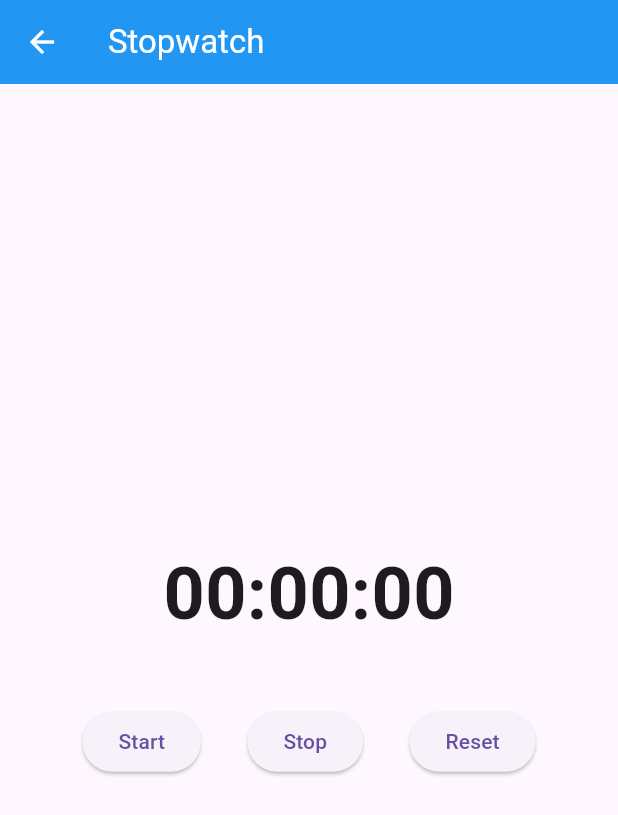
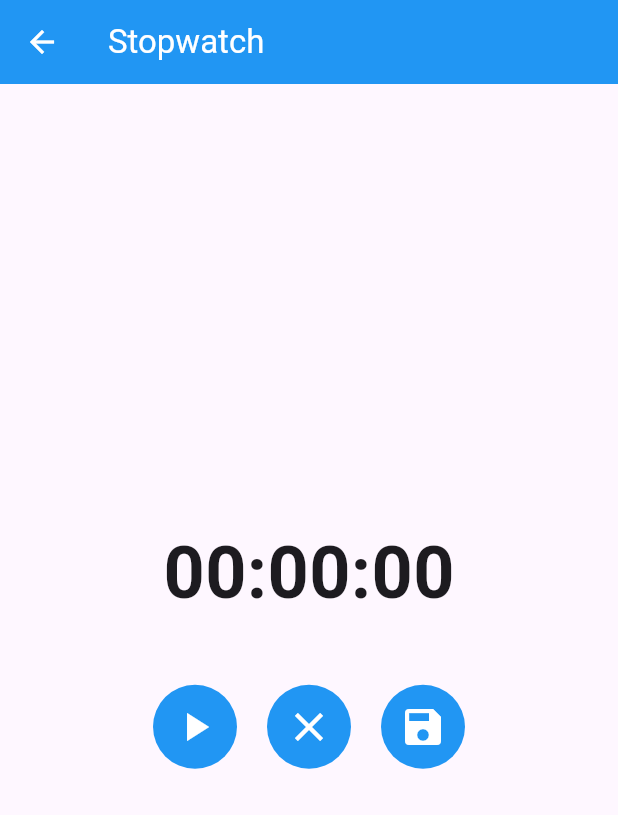
Before and after one commit to AdhiKrisna/TPM_Tugas3, a Flutter app: the StopwatchScreen screen opened by its route, on a phone screen of 412 x 824 dp. Shown: the top 815 px of the screen. Run offline on Flutter 3.47's test engine with Material 3 defaults, Android fonts, the phone set to English and light mode, and no system bars; our stand-ins replace get, shared_preferences, sqflite; accounts and stored records are empty.

Commit message:
stopwatch, time coverter, support done

```diff
--- a/lib/routes/route_page.dart
+++ b/lib/routes/route_page.dart
@@ -1,4 +1,7 @@
 import 'package:get/get.dart';
+import 'package:tugas3_tpm/controllers/number_types_controller.dart';
+import 'package:tugas3_tpm/controllers/stopwatch_controller.dart';
+import 'package:tugas3_tpm/controllers/time_converter_controller.dart';
 import 'package:tugas3_tpm/routes/route_name.dart';
 import 'package:tugas3_tpm/views/screens/login_screen.dart';
 import 'package:tugas3_tpm/views/screens/main_page/features/number_types_screen.dart';
@@ -29,12 +32,18 @@ class RoutePages {
     GetPage(
       name: RouteName.stopwatchPage,
       page: () => StopwatchScreen(),
+      binding: BindingsBuilder(() {
+        Get.lazyPut(() => StopwatchController());
+      }),
       transition: Transition.cupertino,
       transitionDuration: const Duration(milliseconds: 500),
     ),
     GetPage(
       name: RouteName.numberTypesPage,
       page: () => NumberTypesScreen(),
+      binding: BindingsBuilder(() {
+        Get.lazyPut(() => NumberTypesController());
+      }),
       transition: Transition.cupertino,
       transitionDuration: const Duration(milliseconds: 500),
     ),
@@ -47,6 +56,9 @@ class RoutePages {
     GetPage(
       name: RouteName.timeConverterPage,
       page: () =>  TimeConverterScreen(),
+      binding: BindingsBuilder(() {
+        Get.lazyPut(() => TimeConverterController());
+      }),
       transition: Transition.cupertino,
       transitionDuration: const Duration(milliseconds: 500),
     ),
--- a/lib/views/screens/main_page/features/number_types_screen.dart
+++ b/lib/views/screens/main_page/features/number_types_screen.dart
@@ -5,7 +5,7 @@ import 'package:tugas3_tpm/views/widgets/text_field_widget.dart';
 
 class NumberTypesScreen extends StatelessWidget {
   NumberTypesScreen({super.key});
-  final NumberTypesController _controller = NumberTypesController();
+  final  _controller = Get.find<NumberTypesController>();
 
   @override
   Widget build(BuildContext context) {
--- a/lib/views/screens/main_page/features/stopwatch_screen.dart
+++ b/lib/views/screens/main_page/features/stopwatch_screen.dart
@@ -1,67 +1,13 @@
 import 'package:flutter/material.dart';
-import 'dart:async';
+import 'package:get/get.dart';
+import 'package:tugas3_tpm/controllers/stopwatch_controller.dart';
 
-class StopwatchScreen extends StatefulWidget {
+class StopwatchScreen extends StatelessWidget {
   const StopwatchScreen({super.key});
 
   @override
-  State<StopwatchScreen> createState() => _StopwatchScreenState();
-}
-
-class _StopwatchScreenState extends State<StopwatchScreen> {
-  late Stopwatch _stopwatch;
-  late Timer _timer;
-
-  String _formattedTime = "00:00:00";
-
-  @override
-  void initState() {
-    super.initState();
-    _stopwatch = Stopwatch();
-    _timer = Timer.periodic(const Duration(milliseconds: 100), (timer) {
-      if (_stopwatch.isRunning) {
-        setState(() {
-          _formattedTime = _formatTime(_stopwatch.elapsed);
-        });
-      }
-    });
-  }
-
-  @override
-  void dispose() {
-    _timer.cancel();
-    super.dispose();
-  }
-
-  String _formatTime(Duration duration) {
-    String twoDigits(int n) => n.toString().padLeft(2, '0');
-    final hours = twoDigits(duration.inHours);
-    final minutes = twoDigits(duration.inMinutes.remainder(60));
-    final seconds = twoDigits(duration.inSeconds.remainder(60));
-    return "$hours:$minutes:$seconds";
-  }
-
-  void _startStopwatch() {
-    setState(() {
-      _stopwatch.start();
-    });
-  }
-
-  void _stopStopwatch() {
-    setState(() {
-      _stopwatch.stop();
-    });
-  }
-
-  void _resetStopwatch() {
-    setState(() {
-      _stopwatch.reset();
-      _formattedTime = "00:00:00";
-    });
-  }
-
-  @override
   Widget build(BuildContext context) {
+    final controller = Get.find<StopwatchController>();
     return Scaffold(
       appBar: AppBar(
         title: const Text('Stopwatch'),
@@ -71,35 +17,138 @@ class _StopwatchScreenState extends State<StopwatchScreen> {
       body: Center(
         child: Padding(
           padding: const EdgeInsets.symmetric(horizontal: 24.0),
-          child: Column(
-            mainAxisAlignment: MainAxisAlignment.center,
+          child: Obx(
+            () => Column(
+              mainAxisAlignment:
+                  controller.isSaved.isTrue
+                      ? MainAxisAlignment.start
+                      : MainAxisAlignment.center,
               children: [
-              Text(
-                _formattedTime,
+                Obx(
+                  () => Text(
+                    controller.formattedTime,
                     style: const TextStyle(
                       fontSize: 48,
                       fontWeight: FontWeight.bold,
                     ),
                   ),
-              const SizedBox(height: 40),
+                ),
+                controller.isSaved.isFalse
+                    ? SizedBox(height: 40)
+                    : const SizedBox(height: 10),
                 Row(
-                mainAxisAlignment: MainAxisAlignment.spaceEvenly,
+                  spacing: 20,
+                  mainAxisAlignment: MainAxisAlignment.center,
                   children: [
-                  ElevatedButton(
-                    onPressed: _startStopwatch,
-                    child: const Text('Start'),
+                    Container(
+                      padding: const EdgeInsets.all(4),
+                      decoration: BoxDecoration(
+                        borderRadius: BorderRadius.circular(30),
+                        color: Colors.blue,
                       ),
-                  ElevatedButton(
-                    onPressed: _stopStopwatch,
-                    child: const Text('Stop'),
+                      child: Obx(
+                        () => IconButton(
+                          icon:
+                              controller.isRunning.isFalse
+                                  ? Icon(
+                                    Icons.play_arrow,
+                                    color: Colors.white,
+                                    size: 32,
+                                  )
+                                  : Icon(
+                                    Icons.pause,
+                                    color: Colors.white,
+                                    size: 32,
                                   ),
-                  ElevatedButton(
-                    onPressed: _resetStopwatch,
-                    child: const Text('Reset'),
+                          onPressed:
+                              controller.isRunning.isFalse
+                                  ? controller.start
+                                  : controller.stop,
+                        ),
+                      ),
+                    ),
+                    Container(
+                      padding: const EdgeInsets.all(4),
+                      decoration: BoxDecoration(
+                        borderRadius: BorderRadius.circular(30),
+                        color: Colors.blue,
+                      ),
+                      child: IconButton(
+                        icon: const Icon(
+                          Icons.clear,
+                          color: Colors.white,
+                          size: 32,
+                        ),
+                        onPressed: controller.reset,
+                      ),
+                    ),
+                    Container(
+                      padding: const EdgeInsets.all(4),
+                      decoration: BoxDecoration(
+                        borderRadius: BorderRadius.circular(30),
+                        color: Colors.blue,
+                      ),
+                      child: IconButton(
+                        icon: const Icon(
+                          Icons.save,
+                          color: Colors.white,
+                          size: 32,
+                        ),
+                        onPressed: controller.saveTime,
+                      ),
                     ),
                   ],
                 ),
+                const SizedBox(height: 20),
+                controller.isSaved.isTrue
+                    ? Expanded(
+                      child: ListView.builder(
+                        itemExtent: 75,
+                        shrinkWrap: true,
+                        itemCount: controller.savedTimes.length,
+                        itemBuilder: (context, index) {
+                          return ListTile(
+                            leading: Container(
+                              padding: const EdgeInsets.all(4),
+                              width: 50,
+                              decoration: BoxDecoration(
+                                borderRadius: BorderRadius.circular(30),
+                                color: Colors.blue,
+                              ),
+                              child: Center(
+                                child: Text(
+                                  '${index + 1}',
+                                  style: TextStyle(
+                                    fontSize: 24,
+                                    fontWeight: FontWeight.bold,
+                                    color: Colors.white,
+                                  ),
+                                ),
+                              ),
+                            ),
+                            trailing: IconButton(
+                              icon: const Icon(Icons.delete),
+                              onPressed: () {
+                                controller.savedTimes.removeAt(index);
+                                if (controller.savedTimes.isEmpty) {
+                                  controller.isSaved.value = false;
+                                }
+                              },
+                            ),
+                            title: Text(
+                              controller.savedTimes[index],
+                              style: const TextStyle(
+                                fontSize: 24,
+                                fontWeight: FontWeight.bold,
+                              ),
+                            ),
+                          );
+                        },
+                      ),
+                    )
+                    : const SizedBox(),
               ],
+            ),
           ),
         ),
       ),
--- a/lib/views/screens/main_page/features/time_converter_screen.dart
+++ b/lib/views/screens/main_page/features/time_converter_screen.dart
@@ -5,7 +5,7 @@ import 'package:tugas3_tpm/views/widgets/text_field_widget.dart';
 
 class TimeConverterScreen extends StatelessWidget {
   TimeConverterScreen({super.key});
-  final _controller = Get.put(TimeConverterController());
+  final _controller = Get.find<TimeConverterController>();
 
   @override
   Widget build(BuildContext context) {
@@ -87,7 +87,7 @@ class TimeConverterScreen extends StatelessWidget {
                 ),
               ),
               Obx(()=>
-                _controller.isChecked.value
+                _controller.isChecked.isTrue
                     ? Column(
                         children: [
                           if (_controller.isValidInput.isFalse) const Text(
--- a/lib/views/screens/main_page/main_page.dart
+++ b/lib/views/screens/main_page/main_page.dart
@@ -7,7 +7,7 @@ import 'package:tugas3_tpm/controllers/main_page_controller.dart';
 
 class MainPage extends StatelessWidget {
    MainPage({super.key});
-  final MainPageController _controller = MainPageController();
+  final  _controller = Get.put(MainPageController());
   Future<String> _getUsernameFromArgsOrPrefs(BuildContext context) async {
     final prefs = await SharedPreferences.getInstance();
     final arg = Get.arguments;
@@ -122,7 +122,9 @@ class MainPage extends StatelessWidget {
                           ),
                         ],
                       ),
-                      onPressed: () {},
+                      onPressed: () {
+                        _controller.goToStopwatchPage();
+                      },
                     ),
                   ),
                   const SizedBox(height: 10),
--- a/lib/views/screens/support_page.dart/support_page.dart
+++ b/lib/views/screens/support_page.dart/support_page.dart
@@ -38,7 +38,7 @@ class SupportPage extends StatelessWidget {
             ),
             Text(
               'This page contains 5 main features displayed vertically:\n'
-              '1. Stopwatch: Count up time with start, stop, and reset options.\n'
+              '1. Stopwatch: Count up time with start and gonna be pause button when it started, reset button, and save button.\n'
               '2. Number Types: Display various number types like prime, decimal, integers (positive/negative), and whole numbers.\n'
               '3. Location Tracking: Shows your current location in real-time.\n'
               '4. Time Converter: Convert years to hours, minutes, and seconds.\n'
```
Also changed, not shown: lib/controllers/stopwatch_controller.dart (added, +75 -0 lines), lib/controllers/time_converter_controller.dart (+29 -26 lines). Lines whose indentation alone changed are shown as unchanged.
